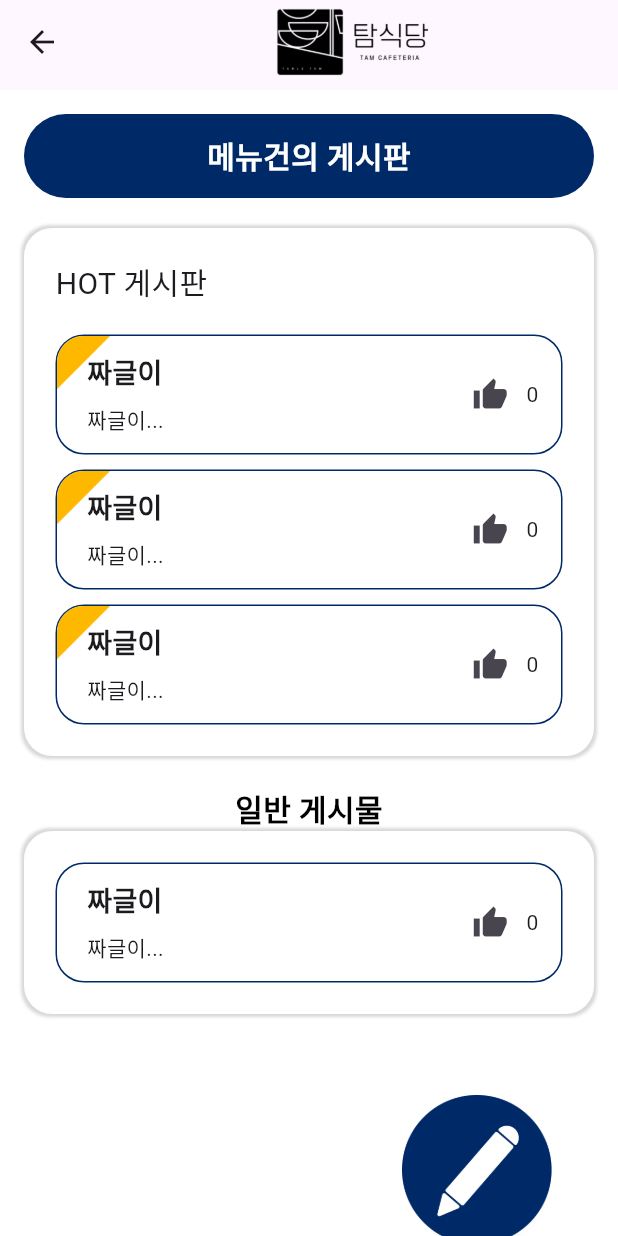
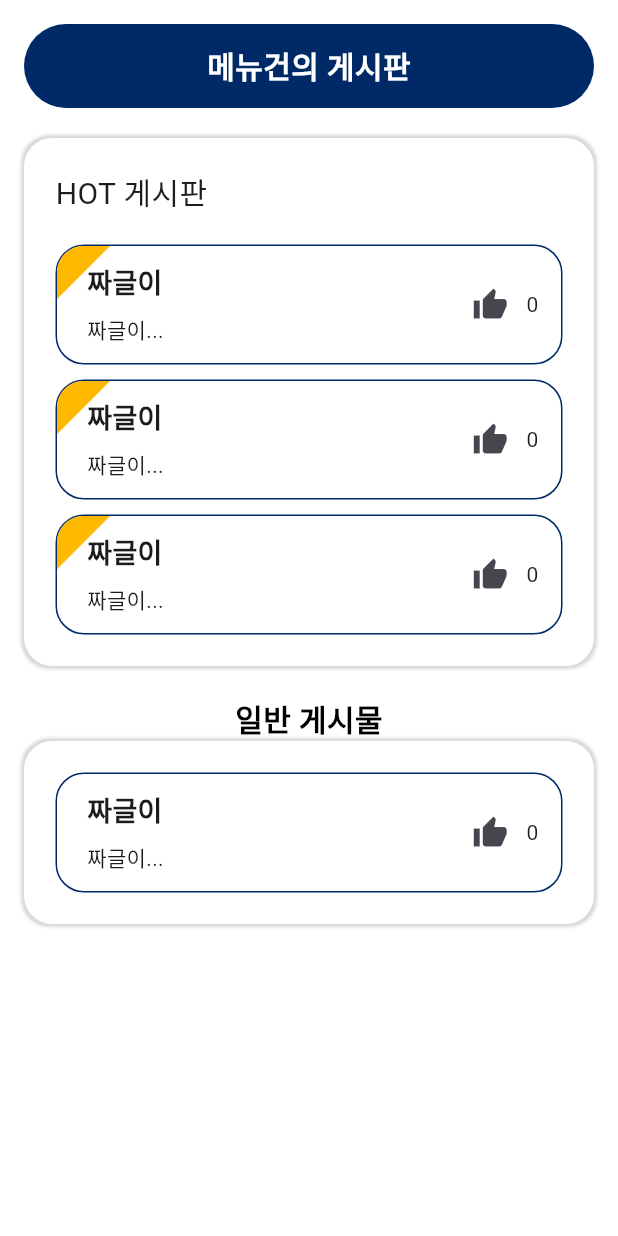
Before and after one commit to Team-Fiveguys/TAM-Cafeteria-Front, a Flutter app: the MenuBoardScreen widget shown alone on an empty page, opened directly, on a phone screen of 412 x 824 dp. Run offline on Flutter 3.47's test engine with Material 3 defaults, Android fonts, the phone set to English and light mode, and no system bars; our stand-ins replace auto_size_text, image_picker, table_calendar; missing offline and left inert: dart:js_util, kakao_flutter_sdk_user; network calls fail; key blocks and very long unbroken strings in the code were emptied for the run.

Commit message:
시원이 브랜치 병합하며 오류 수정

```diff
--- a/lib/screens/menu_suggestion_board_screen.dart
+++ b/lib/screens/menu_suggestion_board_screen.dart
@@ -25,48 +25,7 @@ class _MenuBoardScreenState extends State<MenuBoardScreen> {
 
   @override
   Widget build(BuildContext context) {
-    return Scaffold(
-      appBar: PreferredSize(
-        preferredSize: const Size.fromHeight(60),
-        child: AppBar(
-          title: Row(
-            mainAxisAlignment: MainAxisAlignment.center,
-            children: [
-              Expanded(
-                // Expanded로 Row의 자식을 감싸서 중앙 정렬 유지
-                child: SizedBox(
-                  height: 50,
-                  child: Image.asset(
-                    'assets/images/app_bar_logo.png',
-                    fit: BoxFit.contain,
-                  ),
-                ),
-              ),
-            ],
-          ),
-        ),
-      ),
-      floatingActionButton: FloatingActionButton.extended(
-        onPressed: () {
-          // FloatingActionButton을 누를 때 수행할 작업
-          Navigator.push(
-            context,
-            MaterialPageRoute(
-              builder: (context) => const WriteMenuScreen(),
-            ),
-          );
-        },
-        icon: Image.asset(
-          'assets/images/write_board_icon.png',
-          width: 100, // 이미지의 너비 조절
-          height: 100, // 이미지의 높이 조절
-        ),
-        label: const Text(''), // 라벨은 비워둠
-        backgroundColor: Colors.black, // 배경색을 투명으로 설정하여 이미지만 보이도록 함
-        shape: const CircleBorder(), // 원형으로 설정
-      ),
-      floatingActionButtonLocation: FloatingActionButtonLocation.endFloat,
-      body: Container(
+    return Container(
       color: Colors.white,
       padding: const EdgeInsets.all(16.0),
       child: Column(
@@ -435,7 +394,6 @@ class _MenuBoardScreenState extends State<MenuBoardScreen> {
           ),
         ],
       ),
-      ),
     );
   }
 }
```
Also changed, not shown: lib/main.dart (+27 -2 lines). Lines whose indentation alone changed are shown as unchanged.
